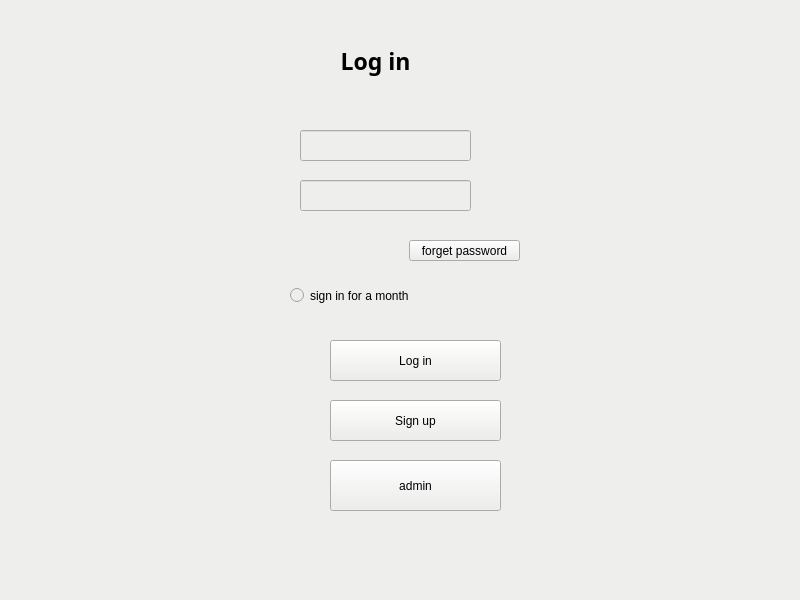
Old version of the form mainwindow.ui in the repository MoAmrYehia/TMS.
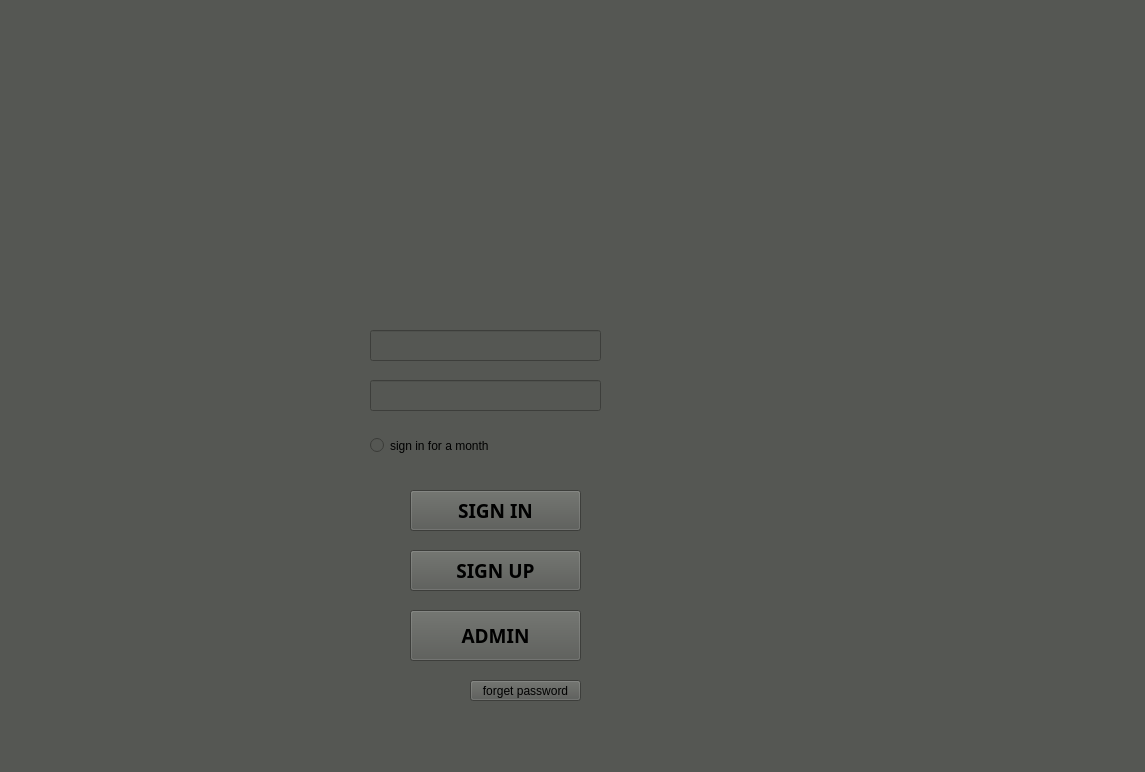
New version of the form. Icons and pictures are not drawn.

What changed in the file:
```diff
--- a/mainwindow.ui
+++ b/mainwindow.ui
@@ -2,41 +2,69 @@
 <ui version="4.0">
  <class>forget_pass</class>
  <widget class="QMainWindow" name="forget_pass">
+  <property name="enabled">
+   <bool>true</bool>
+  </property>
   <property name="geometry">
    <rect>
     <x>0</x>
     <y>0</y>
-    <width>800</width>
-    <height>600</height>
+    <width>1145</width>
+    <height>772</height>
    </rect>
   </property>
+  <property name="minimumSize">
+   <size>
+    <width>1000</width>
+    <height>730</height>
+   </size>
+  </property>
+  <property name="font">
+   <font>
+    <family>Ubuntu Condensed</family>
+    <pointsize>14</pointsize>
+    <weight>75</weight>
+    <bold>true</bold>
+   </font>
+  </property>
   <property name="windowTitle">
    <string>MainWindow</string>
   </property>
+  <property name="autoFillBackground">
+   <bool>false</bool>
+  </property>
   <property name="styleSheet">
-   <string notr="true">background-color: rgb(238, 238, 236)</string>
+   <string notr="true">background-color: rgb(85, 87, 83)</string>
   </property>
   <widget class="QWidget" name="centralwidget">
    <widget class="QPushButton" name="admin">
     <property name="geometry">
      <rect>
-      <x>330</x>
-      <y>460</y>
+      <x>410</x>
+      <y>610</y>
       <width>171</width>
       <height>51</height>
      </rect>
     </property>
+    <property name="font">
+     <font>
+      <family>Ubuntu Condensed</family>
+      <pointsize>14</pointsize>
+      <weight>75</weight>
+      <bold>true</bold>
+     </font>
+    </property>
     <property name="text">
-     <string>admin</string>
+     <string>ADMIN</string>
     </property>
    </widget>
    <widget class="QLabel" name="label">
     <property name="geometry">
      <rect>
-      <x>340</x>
-      <y>40</y>
-      <width>71</width>
-      <height>41</height>
+      <x>280</x>
+      <y>20</y>
+      <width>401</width>
+      <height>251</height>
      </rect>
     </property>
     <property name="font">
@@ -51,21 +79,33 @@
      <enum>Qt::RightToLeft</enum>
     </property>
     <property name="text">
-     <string>Log in</string>
+     <string/>
+    </property>
+    <property name="pixmap">
+     <pixmap>../../Desktop/8opzDSzOduu2GNGuDMup09gwECPo1K29CAe7YtW5.png</pixmap>
+    </property>
+    <property name="scaledContents">
+     <bool>true</bool>
     </property>
     <property name="alignment">
-     <set>Qt::AlignCenter</set>
+     <set>Qt::AlignHCenter|Qt::AlignTop</set>
     </property>
    </widget>
    <widget class="QLineEdit" name="email">
     <property name="geometry">
      <rect>
-      <x>300</x>
-      <y>130</y>
-      <width>171</width>
+      <x>370</x>
+      <y>330</y>
+      <width>231</width>
       <height>31</height>
      </rect>
     </property>
+    <property name="sizePolicy">
+     <sizepolicy hsizetype="Preferred" vsizetype="Fixed">
+      <horstretch>0</horstretch>
+      <verstretch>0</verstretch>
+     </sizepolicy>
+    </property>
     <property name="text">
      <string/>
     </property>
@@ -73,9 +113,9 @@
    <widget class="QLineEdit" name="pasS">
     <property name="geometry">
      <rect>
-      <x>300</x>
-      <y>180</y>
-      <width>171</width>
+      <x>370</x>
+      <y>380</y>
+      <width>231</width>
       <height>31</height>
      </rect>
     </property>
@@ -89,8 +129,8 @@
    <widget class="QPushButton" name="forGet">
     <property name="geometry">
      <rect>
-      <x>409</x>
-      <y>240</y>
+      <x>470</x>
+      <y>680</y>
       <width>111</width>
       <height>21</height>
      </rect>
@@ -102,8 +142,8 @@
    <widget class="QRadioButton" name="stay_in">
     <property name="geometry">
      <rect>
-      <x>290</x>
-      <y>280</y>
+      <x>370</x>
+      <y>430</y>
       <width>151</width>
       <height>31</height>
      </rect>
@@ -115,27 +155,43 @@
    <widget class="QPushButton" name="loginbutton">
     <property name="geometry">
      <rect>
-      <x>330</x>
-      <y>340</y>
+      <x>410</x>
+      <y>490</y>
       <width>171</width>
       <height>41</height>
      </rect>
     </property>
+    <property name="font">
+     <font>
+      <family>Ubuntu Condensed</family>
+      <pointsize>14</pointsize>
+      <weight>75</weight>
+      <bold>true</bold>
+     </font>
+    </property>
     <property name="text">
-     <string>Log in</string>
+     <string>SIGN IN</string>
     </property>
    </widget>
    <widget class="QPushButton" name="signup">
     <property name="geometry">
      <rect>
-      <x>330</x>
-      <y>400</y>
+      <x>410</x>
+      <y>550</y>
       <width>171</width>
       <height>41</height>
      </rect>
     </property>
+    <property name="font">
+     <font>
+      <family>Ubuntu Mono</family>
+      <pointsize>14</pointsize>
+      <weight>75</weight>
+      <bold>true</bold>
+     </font>
+    </property>
     <property name="text">
-     <string>Sign up</string>
+     <string>SIGN UP</string>
     </property>
    </widget>
   </widget>
```
Left out of the diff: 2 changed lines with no effect on the pictures.
